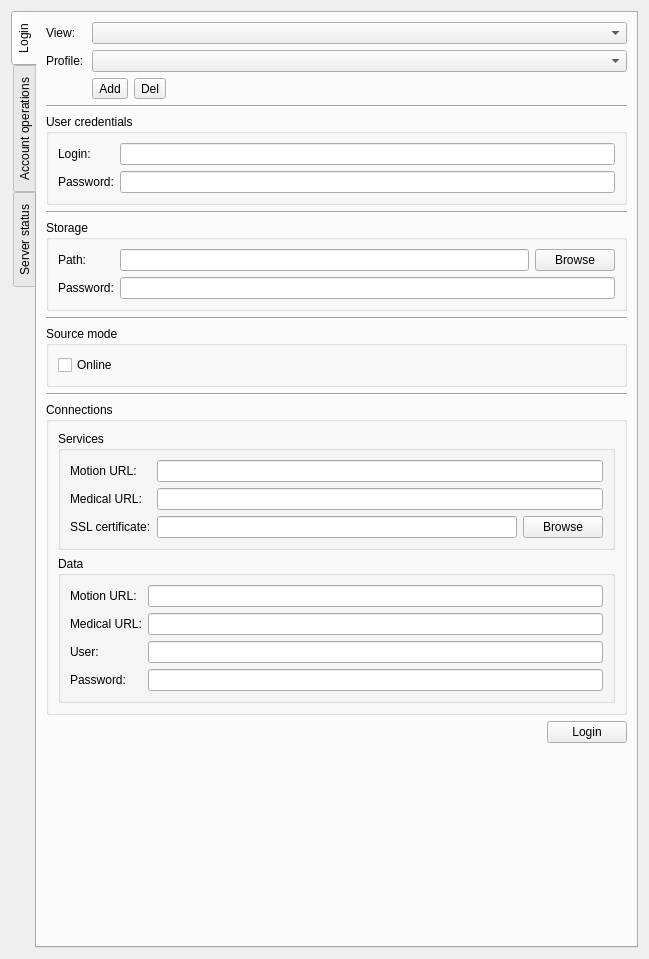
Old version of the form branches/communication_refactorization/src/edr/src/plugins/hmdbCommunication/ui/SourceOptionsWidget.ui in the repository mk4me/hm-mde-one.
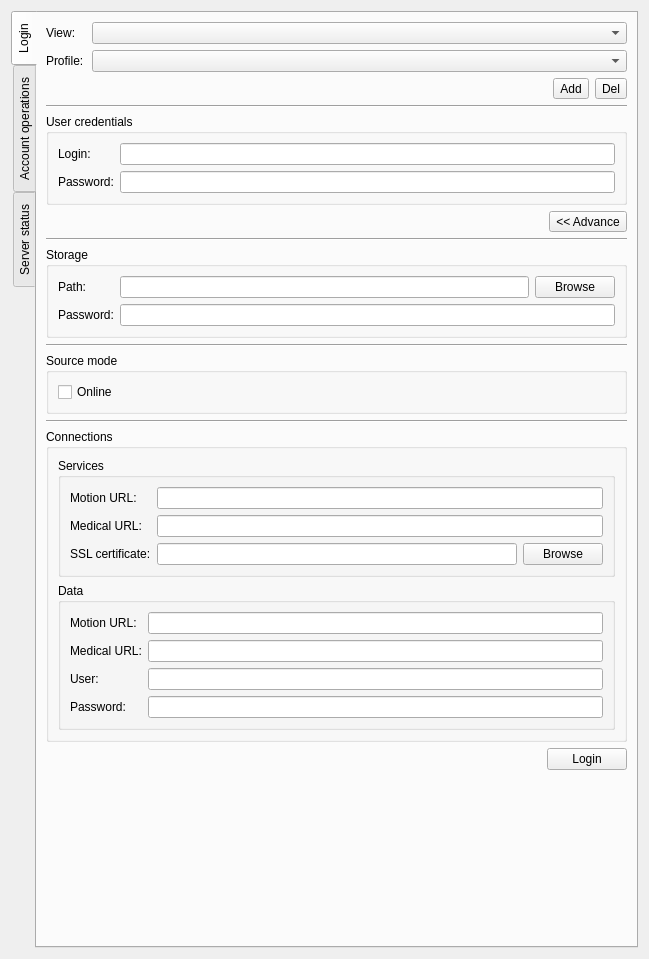
New version of the form.

Diff of the .ui file:
```diff
--- a/branches/communication_refactorization/src/edr/src/plugins/hmdbCommunication/ui/SourceOptionsWidget.ui
+++ b/branches/communication_refactorization/src/edr/src/plugins/hmdbCommunication/ui/SourceOptionsWidget.ui
@@ -63,6 +63,21 @@
           </spacer>
          </item>
          <item row="2" column="1">
+          <layout class="QHBoxLayout" name="horizontalLayout_3">
+           <item>
+            <spacer name="horizontalSpacer_10">
+             <property name="orientation">
+              <enum>Qt::Horizontal</enum>
+             </property>
+             <property name="sizeHint" stdset="0">
+              <size>
+               <width>40</width>
+               <height>20</height>
+              </size>
+             </property>
+            </spacer>
+           </item>
+           <item>
           <layout class="QHBoxLayout" name="horizontalLayout_8">
            <item>
             <widget class="QToolButton" name="addProfileToolButton">
@@ -82,6 +97,8 @@
          </item>
         </layout>
        </item>
+        </layout>
+       </item>
        <item>
         <widget class="Line" name="line">
          <property name="sizePolicy">
@@ -128,6 +145,36 @@
          </layout>
         </widget>
        </item>
+       <item>
+        <layout class="QHBoxLayout" name="horizontalLayout_2">
+         <item>
+          <spacer name="horizontalSpacer">
+           <property name="orientation">
+            <enum>Qt::Horizontal</enum>
+           </property>
+           <property name="sizeHint" stdset="0">
+            <size>
+             <width>40</width>
+             <height>20</height>
+            </size>
+           </property>
+          </spacer>
+         </item>
+         <item>
+          <widget class="QToolButton" name="advanceToolButton">
+           <property name="text">
+            <string>&lt;&lt; Advance</string>
+           </property>
+           <property name="checkable">
+            <bool>true</bool>
+           </property>
+           <property name="checked">
+            <bool>false</bool>
+           </property>
+          </widget>
+         </item>
+        </layout>
+       </item>
        <item>
         <widget class="Line" name="line_16">
          <property name="sizePolicy">
@@ -392,7 +439,7 @@
          <property name="sizeHint" stdset="0">
           <size>
            <width>20</width>
-           <height>246</height>
+           <height>213</height>
           </size>
          </property>
         </spacer>
```
Left out of the diff: 17 changed lines with no effect on the pictures. Lines whose indentation alone changed are shown as unchanged.
